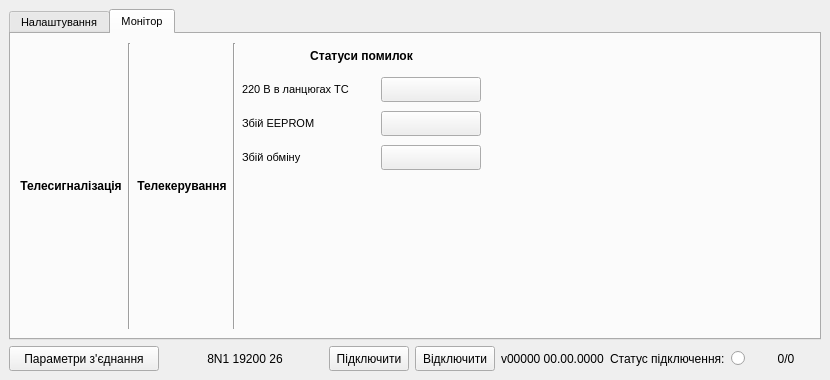
Before: the Qt Designer form mdio.ui in Goodjamp/Mdio, drawn with Qt 5.
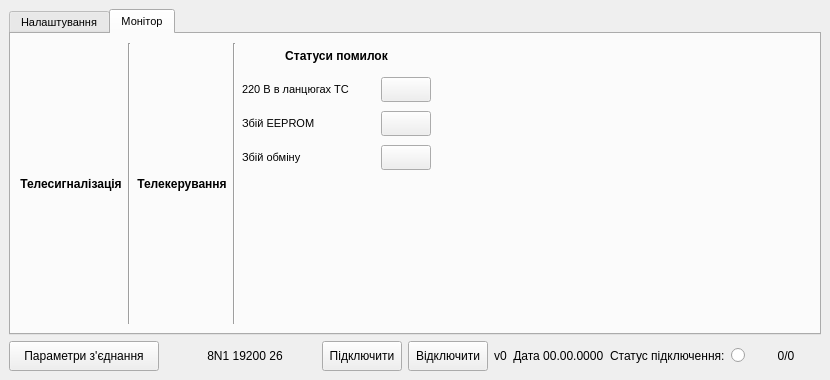
After: the same form once the commit is applied. The open tabs and pages were chosen to show the change.

Commit message: Updated user interface

Patch:
```diff
--- a/mdio.ui
+++ b/mdio.ui
@@ -895,13 +895,13 @@
              <widget class="QPushButton" name="pbVoltageOnTcStatus">
               <property name="minimumSize">
                <size>
-                <width>0</width>
+                <width>50</width>
                 <height>25</height>
                </size>
               </property>
               <property name="maximumSize">
                <size>
-                <width>100</width>
+                <width>50</width>
                 <height>25</height>
                </size>
               </property>
@@ -936,13 +936,13 @@
              <widget class="QPushButton" name="pbEepromStatus">
               <property name="minimumSize">
                <size>
-                <width>100</width>
+                <width>50</width>
                 <height>25</height>
                </size>
               </property>
               <property name="maximumSize">
                <size>
-                <width>100</width>
+                <width>50</width>
                 <height>25</height>
                </size>
               </property>
@@ -958,13 +958,13 @@
              <widget class="QPushButton" name="pbTransactionStatus">
               <property name="minimumSize">
                <size>
-                <width>0</width>
+                <width>50</width>
                 <height>25</height>
                </size>
               </property>
               <property name="maximumSize">
                <size>
-                <width>100</width>
+                <width>50</width>
                 <height>25</height>
                </size>
               </property>
@@ -1017,13 +1017,13 @@
         <property name="minimumSize">
          <size>
           <width>150</width>
-          <height>25</height>
+          <height>30</height>
          </size>
         </property>
         <property name="maximumSize">
          <size>
           <width>150</width>
-          <height>25</height>
+          <height>30</height>
          </size>
         </property>
         <property name="text">
@@ -1058,13 +1058,13 @@
         <property name="minimumSize">
          <size>
           <width>80</width>
-          <height>25</height>
+          <height>30</height>
          </size>
         </property>
         <property name="maximumSize">
          <size>
           <width>80</width>
-          <height>25</height>
+          <height>30</height>
          </size>
         </property>
         <property name="text">
@@ -1077,13 +1077,13 @@
         <property name="minimumSize">
          <size>
           <width>80</width>
-          <height>25</height>
+          <height>30</height>
          </size>
         </property>
         <property name="maximumSize">
          <size>
           <width>80</width>
-          <height>25</height>
+          <height>30</height>
          </size>
         </property>
         <property name="text">
@@ -1094,7 +1094,7 @@
       <item>
        <widget class="QLabel" name="lDeviceMetaInfo">
         <property name="text">
-         <string>v00000 00.00.0000</string>
+         <string>v0  Дата 00.00.0000</string>
         </property>
        </widget>
       </item>
```
Left out of the diff: 2 changed lines with no effect on the pictures. The commit also changes 4 other files.
